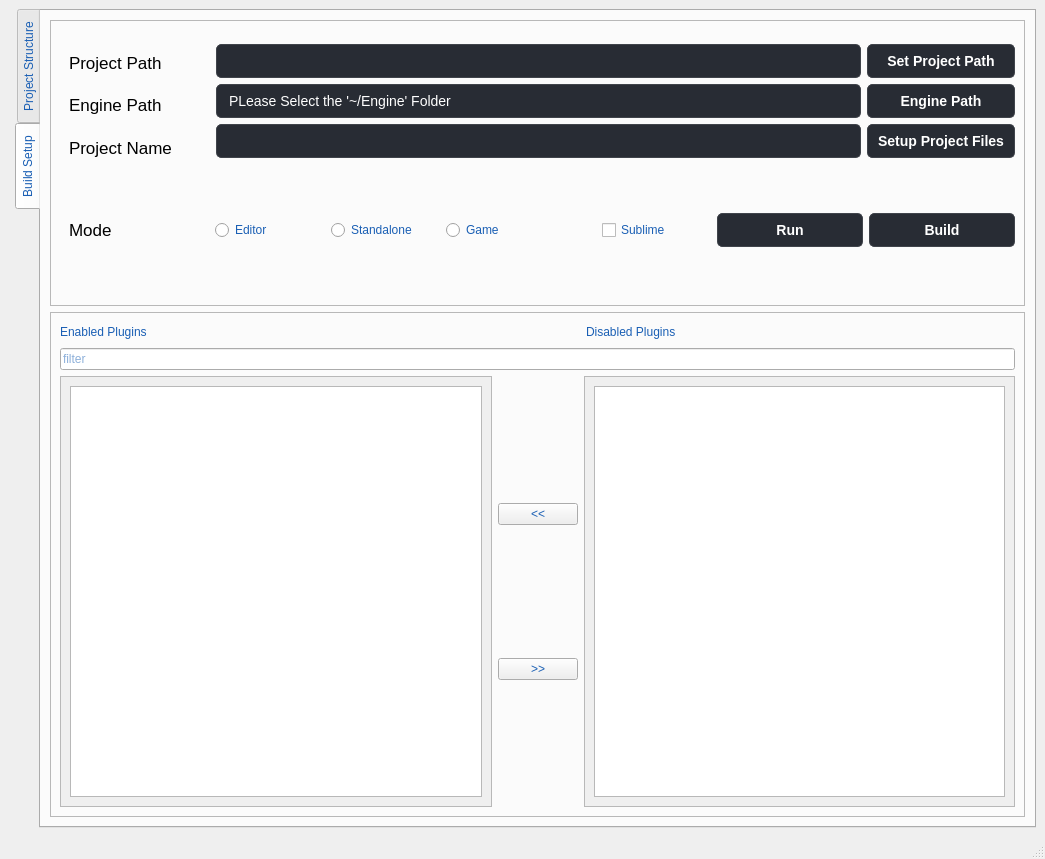
Above: UnrealProjectSetup/mainwindow.ui from PentaPixelsUE/Unreal-Engine-Project-manager before the change. Below: the same form after it.
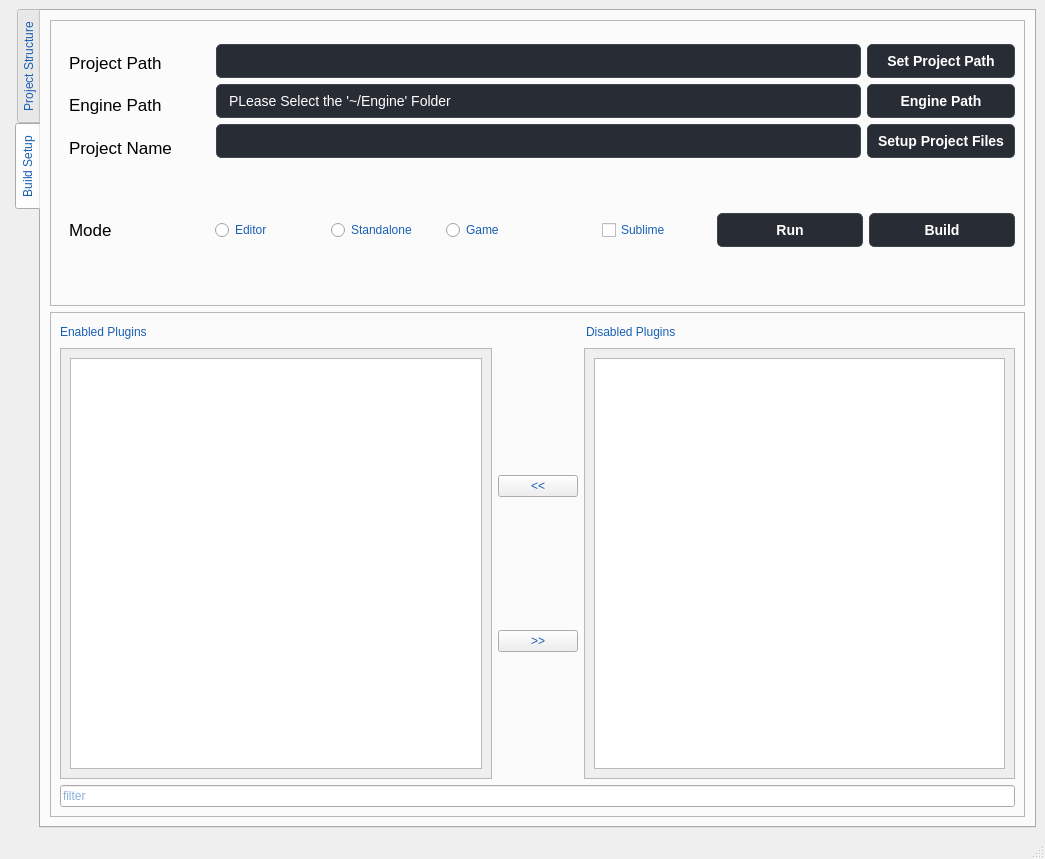
That is the form after the change.

Commit message: Fixed the Search Plugin Filtering problem and the duplicate uplugin files issue

```diff
--- a/UnrealProjectSetup/mainwindow.ui
+++ b/UnrealProjectSetup/mainwindow.ui
@@ -884,22 +884,6 @@
                </item>
               </layout>
              </item>
-             <item>
-              <widget class="QLineEdit" name="Plugins_Filter">
-               <property name="autoFillBackground">
-                <bool>false</bool>
-               </property>
-               <property name="inputMask">
-                <string/>
-               </property>
-               <property name="text">
-                <string/>
-               </property>
-               <property name="placeholderText">
-                <string>filter</string>
-               </property>
-              </widget>
-             </item>
              <item>
               <layout class="QHBoxLayout" name="horizontalLayout">
                <property name="rightMargin">
@@ -1011,6 +995,22 @@
                </item>
               </layout>
              </item>
+             <item>
+              <widget class="QLineEdit" name="Plugins_Filter">
+               <property name="autoFillBackground">
+                <bool>false</bool>
+               </property>
+               <property name="inputMask">
+                <string/>
+               </property>
+               <property name="text">
+                <string/>
+               </property>
+               <property name="placeholderText">
+                <string>filter</string>
+               </property>
+              </widget>
+             </item>
             </layout>
            </widget>
           </item>
```
The commit also changes 9 other files.
